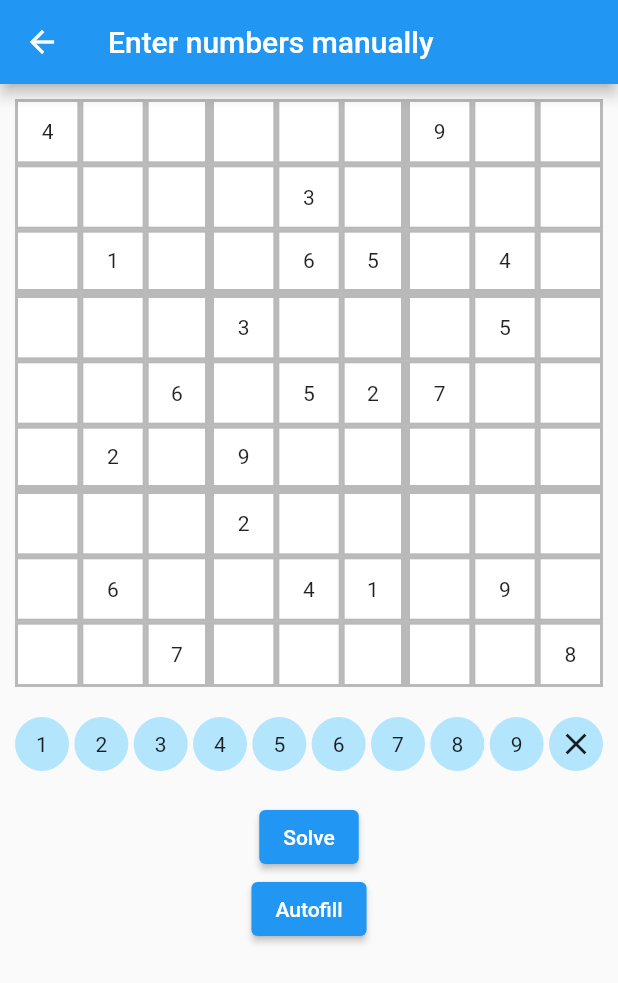
After one commit to hrvojeBencik/sudokuSolver, a Flutter app: the SolverScreen screen opened by its route, after a tap on "Solve", after a tap on "Autofill", on a phone screen of 412 x 824 dp. The commit adds this screen. Shown: the top 983 px of the screen. Run offline on Flutter 3.47's test engine with Material 2 defaults, Android fonts, the phone set to English and light mode, and no system bars; generated files the repository leaves out were written again.

Commit message:
MVP done

```diff
--- a/lib/src/app.dart
+++ b/lib/src/app.dart
@@ -1,7 +1,9 @@
 import 'package:flutter/material.dart';
 import 'package:flutter_gen/gen_l10n/app_localizations.dart';
 import 'package:flutter_localizations/flutter_localizations.dart';
-import 'package:sudoku_solver/src/ui/home_screen.dart';
+import 'package:sudoku_solver/src/constants/routes.dart';
+import 'package:sudoku_solver/src/ui/screens/home_screen.dart';
+import 'package:sudoku_solver/src/ui/screens/solver_screen.dart';
 
 import 'settings/settings_controller.dart';
 import 'settings/settings_view.dart';
@@ -40,8 +42,10 @@ class MyApp extends StatelessWidget {
               settings: routeSettings,
               builder: (BuildContext context) {
                 switch (routeSettings.name) {
-                  case HomeScreen.routeName:
+                  case Routes.homeScreen:
                     return const HomeScreen();
+                  case Routes.solverScreen:
+                    return const SolverScreen();
                   case SettingsView.routeName:
                     return SettingsView(controller: settingsController);
                   default:
--- /dev/null
+++ b/lib/src/constants/routes.dart
@@ -0,0 +1,4 @@
+class Routes {
+  static const String homeScreen = '/home';
+  static const String solverScreen = '/solver';
+}
--- /dev/null
+++ b/lib/src/providers/solver_provider.dart
@@ -0,0 +1,50 @@
+import 'package:flutter/cupertino.dart';
+import 'package:sudoku_solver/src/utils/sudoku_solver.dart';
+
+class SolverProvider with ChangeNotifier {
+  SelectedGridPosition? _selectedGridPosition;
+
+  set selectPosition(SelectedGridPosition? position) {
+    _selectedGridPosition = position;
+    notifyListeners();
+  }
+
+  SelectedGridPosition? getSelectedPosition() {
+    return _selectedGridPosition;
+  }
+
+  bool solvePuzzle(List<List<int>> _grid) {
+    final bool isSolved = SudokuSolver.solve(_grid, 0, 0);
+    notifyListeners();
+
+    return isSolved;
+  }
+
+  void autofillGrid(List<List<int>> grid) {
+    final List<List<int>> _grid = [
+      [4, 0, 0, 0, 0, 0, 9, 0, 0],
+      [0, 0, 0, 0, 3, 0, 0, 0, 0],
+      [0, 1, 0, 0, 6, 5, 0, 4, 0],
+      [0, 0, 0, 3, 0, 0, 0, 5, 0],
+      [0, 0, 6, 0, 5, 2, 7, 0, 0],
+      [0, 2, 0, 9, 0, 0, 0, 0, 0],
+      [0, 0, 0, 2, 0, 0, 0, 0, 0],
+      [0, 6, 0, 0, 4, 1, 0, 9, 0],
+      [0, 0, 7, 0, 0, 0, 0, 0, 8],
+    ];
+
+    for (int i = 0; i < _grid.length; i++) {
+      for (int j = 0; j < _grid.length; j++) {
+        grid[i][j] = _grid[i][j];
+      }
+    }
+    notifyListeners();
+  }
+}
+
+class SelectedGridPosition {
+  final int row;
+  final int col;
+
+  SelectedGridPosition(this.row, this.col);
+}
--- a/lib/src/ui/home_screen.dart
+++ /dev/null
@@ -1,18 +0,0 @@
-import 'package:flutter/material.dart';
-
-class HomeScreen extends StatelessWidget {
-  static const routeName = '/home';
-  const HomeScreen({Key? key}) : super(key: key);
-
-  @override
-  Widget build(BuildContext context) {
-    return Scaffold(
-      appBar: AppBar(
-        title: const Text('Sudoku Solver'),
-      ),
-      body: const Center(
-        child: Text('Hello World!'),
-      ),
-    );
-  }
-}
--- /dev/null
+++ b/lib/src/ui/screens/home_screen.dart
@@ -0,0 +1,32 @@
+import 'package:flutter/material.dart';
+import 'package:sudoku_solver/src/constants/routes.dart';
+import 'package:sudoku_solver/src/settings/settings_view.dart';
+
+class HomeScreen extends StatelessWidget {
+  const HomeScreen({Key? key}) : super(key: key);
+
+  @override
+  Widget build(BuildContext context) {
+    return Scaffold(
+      appBar: AppBar(
+        title: const Text('Sudoku Solver'),
+      ),
+      body: Center(
+        child: Column(
+          children: [
+            ElevatedButton(
+              onPressed: () =>
+                  Navigator.pushNamed(context, Routes.solverScreen),
+              child: const Text('Go to solver'),
+            ),
+            ElevatedButton(
+              onPressed: () =>
+                  Navigator.pushNamed(context, SettingsView.routeName),
+              child: const Text('Settings'),
+            ),
+          ],
+        ),
+      ),
+    );
+  }
+}
--- /dev/null
+++ b/lib/src/ui/screens/solver_screen.dart
@@ -0,0 +1,135 @@
+import 'package:flutter/material.dart';
+import 'package:provider/provider.dart';
+import 'package:sudoku_solver/src/providers/solver_provider.dart';
+import 'package:sudoku_solver/src/ui/widgets/grid_tile.dart';
+
+class SolverScreen extends StatefulWidget {
+  const SolverScreen({Key? key}) : super(key: key);
+
+  @override
+  State<SolverScreen> createState() => _SolverScreenState();
+}
+
+class _SolverScreenState extends State<SolverScreen> {
+  late Size size;
+
+  final List<List<int>> _grid = [
+    [0, 0, 0, 0, 0, 0, 0, 0, 0],
+    [0, 0, 0, 0, 0, 0, 0, 0, 0],
+    [0, 0, 0, 0, 0, 0, 0, 0, 0],
+    [0, 0, 0, 0, 0, 0, 0, 0, 0],
+    [0, 0, 0, 0, 0, 0, 0, 0, 0],
+    [0, 0, 0, 0, 0, 0, 0, 0, 0],
+    [0, 0, 0, 0, 0, 0, 0, 0, 0],
+    [0, 0, 0, 0, 0, 0, 0, 0, 0],
+    [0, 0, 0, 0, 0, 0, 0, 0, 0],
+  ];
+
+  @override
+  void didChangeDependencies() {
+    super.didChangeDependencies();
+    size = MediaQuery.of(context).size;
+  }
+
+  @override
+  Widget build(BuildContext context) {
+    return ChangeNotifierProvider(
+      create: (context) => SolverProvider(),
+      child: Scaffold(
+        appBar: AppBar(
+          title: const Text('Enter numbers manually'),
+        ),
+        body: Consumer<SolverProvider>(
+          builder: (context, provider, child) {
+            return Padding(
+              padding: const EdgeInsets.all(10),
+              child: Column(
+                children: [
+                  Column(
+                    children: _grid.map(
+                      (element) {
+                        int colIndex = 0;
+                        return Row(
+                          children: element.map((e) {
+                            int row = _grid.indexOf(element);
+                            int col = element.indexOf(e, colIndex++);
+                            return CustomGridTile(
+                                grid: _grid, row: row, col: col);
+                          }).toList(),
+                        );
+                      },
+                    ).toList(),
+                  ),
+                  Padding(
+                    padding: const EdgeInsets.only(top: 20, bottom: 20),
+                    child: Row(
+                      mainAxisAlignment: MainAxisAlignment.spaceBetween,
+                      children: [
+                        _numberButton(1, provider),
+                        _numberButton(2, provider),
+                        _numberButton(3, provider),
+                        _numberButton(4, provider),
+                        _numberButton(5, provider),
+                        _numberButton(6, provider),
+                        _numberButton(7, provider),
+                        _numberButton(8, provider),
+                        _numberButton(9, provider),
+                        _numberButton(0, provider),
+                      ],
+                    ),
+                  ),
+                  _solveButton(provider),
+                  ElevatedButton(
+                    onPressed: () {
+                      provider.autofillGrid(_grid);
+                    },
+                    child: const Text('Autofill'),
+                  ),
+                ],
+              ),
+            );
+          },
+        ),
+      ),
+    );
+  }
+
+  Widget _numberButton(int num, SolverProvider provider) {
+    return Container(
+      width: 36,
+      height: 36,
+      decoration: BoxDecoration(
+        color: Colors.lightBlue.shade100,
+        borderRadius: BorderRadius.circular(50),
+      ),
+      child: RawMaterialButton(
+        shape: RoundedRectangleBorder(
+          borderRadius: BorderRadius.circular(50),
+        ),
+        onPressed: () {
+          if (provider.getSelectedPosition() != null) {
+            _grid[provider.getSelectedPosition()!.row]
+                [provider.getSelectedPosition()!.col] = num;
+            provider.selectPosition = null;
+          }
+        },
+        child: num != 0 ? Text(num.toString()) : const Icon(Icons.close),
+      ),
+    );
+  }
+
+  Widget _solveButton(SolverProvider provider) {
+    return ElevatedButton(
+        onPressed: () {
+          if (!provider.solvePuzzle(_grid)) {
+            ScaffoldMessenger.of(context).showSnackBar(
+              const SnackBar(
+                content: Text('Puzzle is not solvable!'),
+                duration: Duration(seconds: 2),
+              ),
+            );
+          }
+        },
+        child: const Text('Solve'));
+  }
+}
--- /dev/null
+++ b/lib/src/ui/widgets/grid_tile.dart
@@ -0,0 +1,80 @@
+import 'package:flutter/material.dart';
+import 'package:provider/provider.dart';
+import 'package:sudoku_solver/src/providers/solver_provider.dart';
+
+class CustomGridTile extends StatefulWidget {
+  const CustomGridTile(
+      {Key? key, required this.grid, required this.col, required this.row})
+      : super(key: key);
+  final List<List<int>> grid;
+  final int col;
+  final int row;
+
+  @override
+  _CustomGridTileState createState() => _CustomGridTileState();
+}
+
+class _CustomGridTileState extends State<CustomGridTile> {
+  late Size size;
+  late double _gridSide;
+  late SolverProvider _currentPositionProvider;
+
+  int _oldValue = 0;
+  int _value = 0;
+
+  bool _isSelected = false;
+
+  @override
+  void didChangeDependencies() {
+    super.didChangeDependencies();
+    _currentPositionProvider = Provider.of<SolverProvider>(context);
+    _oldValue = _value;
+    _value = widget.grid[widget.row][widget.col];
+    if (_checkIfValueHasChanged()) {
+      _isSelected = false;
+    }
+    size = MediaQuery.of(context).size;
+    _gridSide = (size.width - 20) / 9;
+  }
+
+  @override
+  Widget build(BuildContext context) {
+    return GestureDetector(
+      onTap: () {
+        setState(() {
+          _isSelected = !_isSelected;
+          if (_isSelected) {
+            _currentPositionProvider.selectPosition =
+                SelectedGridPosition(widget.row, widget.col);
+          } else {
+            _currentPositionProvider.selectPosition = null;
+          }
+        });
+      },
+      child: Container(
+        width: _gridSide,
+        height: _gridSide,
+        padding: EdgeInsets.only(
+          top: 2,
+          left: 2,
+          right: widget.col == 2 || widget.col == 5 ? 4 : 2,
+          bottom: widget.row == 2 || widget.row == 5 ? 4 : 2,
+        ),
+        color: Colors.black26,
+        alignment: Alignment.center,
+        child: AnimatedContainer(
+          color: _isSelected ? Colors.lightBlue.shade100 : Colors.white,
+          alignment: Alignment.center,
+          duration: const Duration(milliseconds: 100),
+          child: Text(
+            _value == 0 ? '' : _value.toString(),
+          ),
+        ),
+      ),
+    );
+  }
+
+  bool _checkIfValueHasChanged() {
+    return !(_oldValue == _value);
+  }
+}
--- a/pubspec.yaml
+++ b/pubspec.yaml
@@ -14,12 +14,13 @@ dependencies:
     sdk: flutter
   flutter_localizations:
     sdk: flutter
+  provider: ^6.0.1
 
 dev_dependencies:
+
+  flutter_lints: ^1.0.0
   flutter_test:
     sdk: flutter
-
-  flutter_lints: ^1.0.0
 
 flutter:
   uses-material-design: true
```
Also changed, not shown: pubspec.lock.
